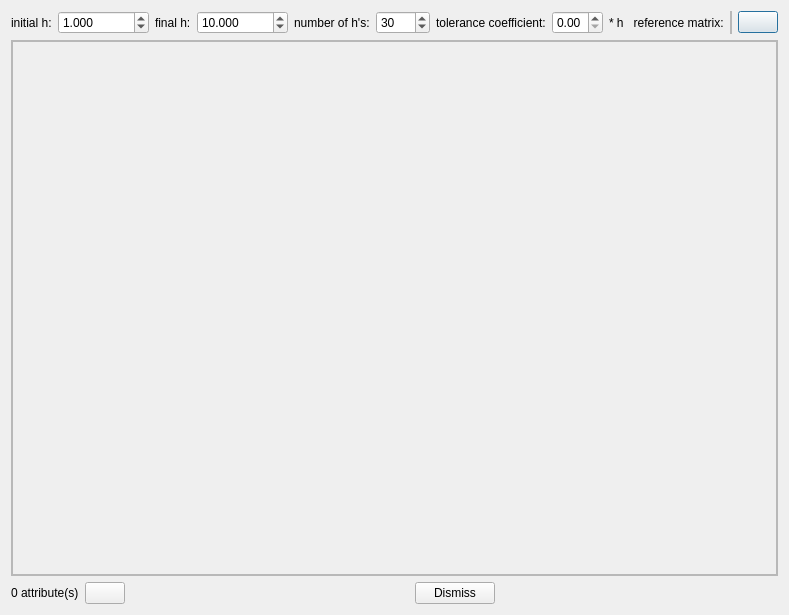
Old version of the form dialogs/transiogramdialog.ui in the repository PauloCarvalhoRJ/gammaray.
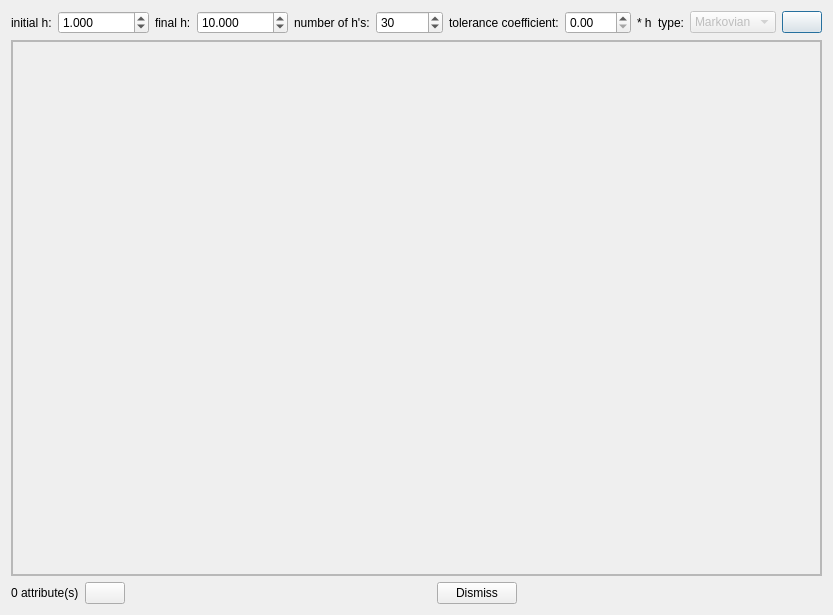
New version of the form. Icons and pictures are not drawn.

Commit message: Transiogram: a reference facies transition matrix is no more needed.

Diff of the .ui file:
```diff
--- a/dialogs/transiogramdialog.ui
+++ b/dialogs/transiogramdialog.ui
@@ -6,7 +6,7 @@
    <rect>
     <x>0</x>
     <y>0</y>
-    <width>779</width>
+    <width>833</width>
     <height>615</height>
    </rect>
   </property>
@@ -126,41 +126,27 @@
      <item>
       <widget class="QLabel" name="label_5">
        <property name="text">
-        <string>* h   reference matrix:</string>
+        <string>* h</string>
        </property>
       </widget>
      </item>
      <item>
-      <widget class="QFrame" name="frmMatrixChooserPlace">
-       <property name="minimumSize">
-        <size>
-         <width>0</width>
-         <height>0</height>
-        </size>
+      <widget class="QLabel" name="label_6">
+       <property name="text">
+        <string>type:</string>
        </property>
-       <property name="frameShape">
-        <enum>QFrame::StyledPanel</enum>
+      </widget>
+     </item>
+     <item>
+      <widget class="QComboBox" name="cmbTransiogramType">
+       <property name="enabled">
+        <bool>false</bool>
        </property>
-       <property name="frameShadow">
-        <enum>QFrame::Raised</enum>
-       </property>
-       <layout class="QHBoxLayout" name="horizontalLayout_5">
-        <property name="spacing">
-         <number>0</number>
+       <item>
+        <property name="text">
+         <string>Markovian</string>
         </property>
-        <property name="leftMargin">
-         <number>0</number>
-        </property>
-        <property name="topMargin">
-         <number>0</number>
-        </property>
-        <property name="rightMargin">
-         <number>0</number>
-        </property>
-        <property name="bottomMargin">
-         <number>0</number>
-        </property>
-       </layout>
+       </item>
       </widget>
      </item>
      <item>
@@ -189,7 +175,7 @@
        <rect>
         <x>0</x>
         <y>0</y>
-        <width>759</width>
+        <width>813</width>
         <height>531</height>
        </rect>
       </property>
```
Left out of the diff: 2 changed lines with no effect on the pictures. The commit also changes 2 other files.
